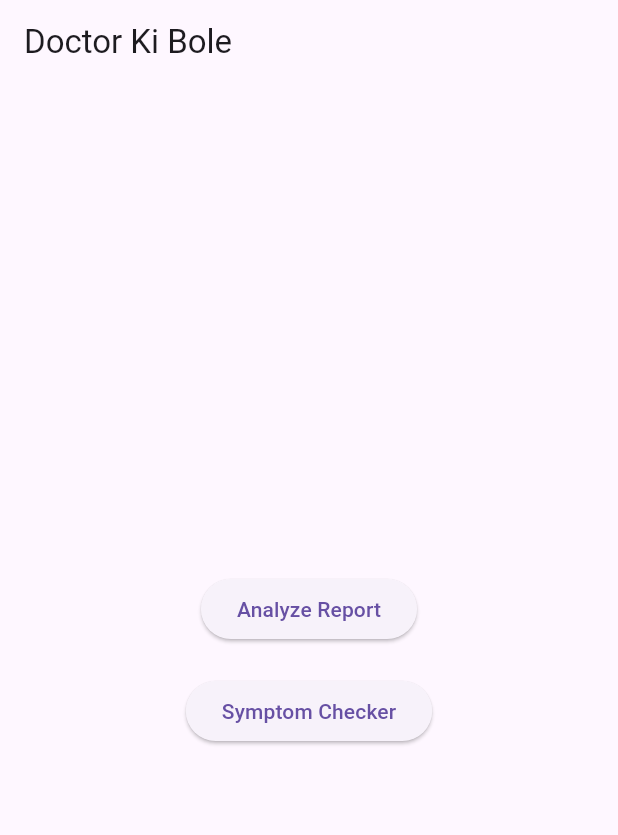
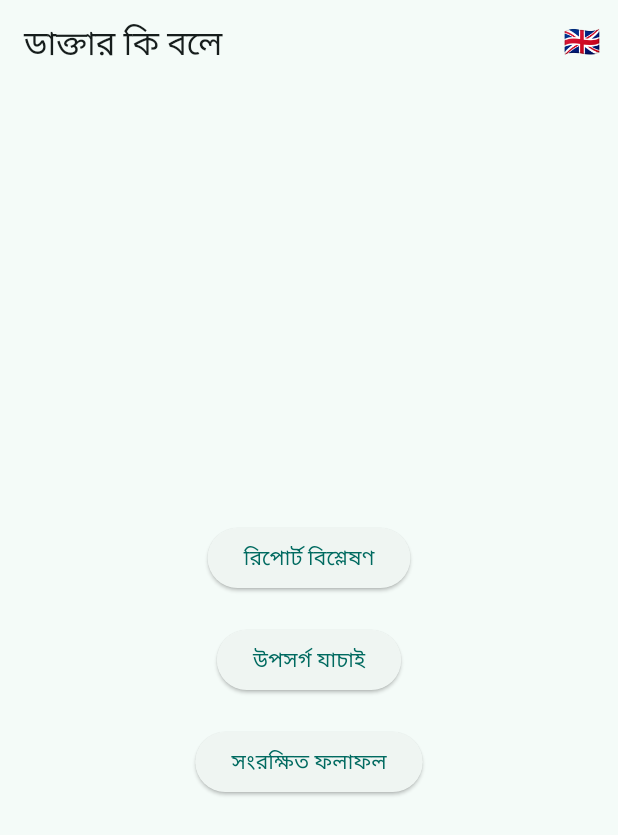
Before and after one commit to Ahabibm4/doctor-ki-bole, a Flutter app: the screen it shows after launch, on a phone screen of 412 x 824 dp. Shown: the top 835 px of the screen. Run offline on Flutter 3.47's test engine with Material 3 defaults, Android fonts, the phone set to English and light mode, and no system bars; our stand-ins replace file_picker, image_picker, permission_handler, speech_to_text, sqflite; missing offline and left inert: google_mlkit_text_recognition, syncfusion_flutter_pdf; accounts and stored records are empty; generated files the repository leaves out were written again.

Commit message:
new feature added

```diff
--- /dev/null
+++ b/lib/l10n/app_bn.arb
@@ -0,0 +1,29 @@
+{
+  "@@locale": "bn",
+  "appTitle": "ডাক্তার কি বলে",
+  "analyzeReport": "রিপোর্ট বিশ্লেষণ",
+  "symptomChecker": "উপসর্গ যাচাই",
+  "savedResults": "সংরক্ষিত ফলাফল",
+  "enterSymptoms": "আপনার উপসর্গ লিখুন",
+  "voiceInput": "ভয়েস ইনপুট",
+  "check": "চেক করুন",
+  "noResults": "এখনও কোনো ফলাফল নেই।",
+  "pickImage": "ছবি বাছাই করুন",
+  "chooseSource": "ছবির উৎস নির্বাচন করুন",
+  "camera": "ক্যামেরা",
+  "gallery": "গ্যালারি",
+  "homeTitle": "ডাক্তার কি বলে",
+  "analyzeReport": "রিপোর্ট বিশ্লেষণ",
+  "symptomChecker": "উপসর্গ যাচাই",
+  "savedResults": "সংরক্ষিত ফলাফল",
+  "chooseImageSource": "ছবির উৎস নির্বাচন করুন",
+  "camera": "ক্যামেরা",
+  "gallery": "গ্যালারি",
+  "noResults": "কোনো ফলাফল সংরক্ষিত নেই।",
+  "voiceInput": "ভয়েস ইনপুট",
+  "check": "চেক করুন",
+  "enterSymptoms": "আপনার উপসর্গ লিখুন",
+  "savedResults": "সংরক্ষিত ফলাফল",
+  "noSavedResults": "এখনো কোনো ফলাফল সংরক্ষিত নেই।",
+  "delete": "মুছুন"
+}
--- a/lib/main.dart
+++ b/lib/main.dart
@@ -1,27 +1,57 @@
-import 'package:doctor_ki_bole/screens/report_analyzer_screen.dart';
 import 'package:flutter/material.dart';
 import 'screens/home_screen.dart';
+import 'screens/report_analyzer_screen.dart';
 import 'screens/symptom_checker_screen.dart';
+import 'screens/saved_results_screen.dart';
+import 'package:flutter_localizations/flutter_localizations.dart';
+import 'package:flutter_gen/gen_l10n/app_localizations.dart';
 
 void main() {
   runApp(const DoctorKiBoleApp());
 }
 
-class DoctorKiBoleApp extends StatelessWidget {
+class DoctorKiBoleApp extends StatefulWidget {
   const DoctorKiBoleApp({super.key});
 
   @override
+  State<DoctorKiBoleApp> createState() => _DoctorKiBoleAppState();
+}
+
+class _DoctorKiBoleAppState extends State<DoctorKiBoleApp> {
+  Locale _locale = const Locale('bn'); // default to Bangla
+
+  void _toggleLocale() {
+    setState(() {
+      _locale = _locale.languageCode == 'bn' ? const Locale('en') : const Locale('bn');
+    });
+  }
+
+  @override
   Widget build(BuildContext context) {
-    // Inside DoctorKiBoleApp
     return MaterialApp(
       title: 'Doctor Ki Bole',
-      theme: ThemeData(primarySwatch: Colors.teal),
-      home: const HomeScreen(),
+      locale: _locale,
+      localizationsDelegates: const [
+        AppLocalizations.delegate,
+        GlobalMaterialLocalizations.delegate,
+        GlobalWidgetsLocalizations.delegate,
+        GlobalCupertinoLocalizations.delegate,
+      ],
+      supportedLocales: const [
+        Locale('bn'),
+        Locale('en'),
+      ],
+      theme: ThemeData(
+        useMaterial3: true,
+        colorSchemeSeed: Colors.teal,
+      ),
+      initialRoute: '/',
       routes: {
-        '/report': (context) => const ReportAnalyzerScreen(),
-        '/symptoms': (context) => const SymptomCheckerScreen(),
+        '/': (_) => HomeScreen(onToggleLocale: _toggleLocale),
+        '/report': (_) => const ReportAnalyzerScreen(),
+        '/symptoms': (_) => const SymptomCheckerScreen(),
+        '/saved': (_) => const SavedResultsScreen(),
       },
     );
-
   }
 }
--- a/lib/screens/home_screen.dart
+++ b/lib/screens/home_screen.dart
@@ -1,28 +1,43 @@
 import 'package:flutter/material.dart';
+import 'package:flutter_gen/gen_l10n/app_localizations.dart';
 
 class HomeScreen extends StatelessWidget {
-  const HomeScreen({super.key});
+  final VoidCallback onToggleLocale;
+  const HomeScreen({super.key, required this.onToggleLocale});
 
   @override
   Widget build(BuildContext context) {
+    final loc = AppLocalizations.of(context)!;
+    final isBangla = Localizations.localeOf(context).languageCode == 'bn';
+
     return Scaffold(
-      appBar: AppBar(title: const Text('Doctor Ki Bole')),
+      appBar: AppBar(
+        title: Text(loc.appTitle),
+        actions: [
+          IconButton(
+            icon: Text(isBangla ? '🇬🇧' : '🇧🇩', style: const TextStyle(fontSize: 20)),
+            tooltip: 'Switch Language',
+            onPressed: onToggleLocale,
+          )
+        ],
+      ),
       body: Center(
         child: Column(
           mainAxisAlignment: MainAxisAlignment.center,
           children: [
             ElevatedButton(
-              onPressed: () {
-                Navigator.pushNamed(context, '/report');
-              },
-              child: const Text('Analyze Report'),
+              onPressed: () => Navigator.pushNamed(context, '/report'),
+              child: Text(loc.analyzeReport),
             ),
             const SizedBox(height: 20),
             ElevatedButton(
-              onPressed: () {
-                Navigator.pushNamed(context, '/symptoms');
-              },
-              child: const Text('Symptom Checker'),
+              onPressed: () => Navigator.pushNamed(context, '/symptoms'),
+              child: Text(loc.symptomChecker),
+            ),
+            const SizedBox(height: 20),
+            ElevatedButton(
+              onPressed: () => Navigator.pushNamed(context, '/saved'),
+              child: Text(loc.savedResults),
             ),
           ],
         ),
--- a/lib/services/gpt_service.dart
+++ b/lib/services/gpt_service.dart
@@ -2,7 +2,7 @@ import 'dart:convert';
 import 'package:http/http.dart' as http;
 
 class GptService {
-  static const _apiKey = ''; // 🔁 Replace with your real API key
+  static const _apiKey = 'AIzaSyBjefP2EmTeISdpsesfBKiUEArbYs0yARI'; // 🔁 Replace with your real API key
   static const _model = 'gemini-2.0-flash'; // You can also use 'gemini-pro'
 
   Future<String> analyzeText(String text) async {
```
Also changed, not shown: lib/l10n/app_en.arb (added, +29 -0 lines), lib/models/saved_result.dart (added, +35 -0 lines), lib/screens/report_analyzer_screen.dart (+121 -24 lines), lib/screens/saved_results_screen.dart (added, +68 -0 lines), lib/screens/symptom_checker_screen.dart (+20 -16 lines), lib/services/db_service.dart (added, +55 -0 lines), lib/services/ocr_service.dart (added, +14 -0 lines), lib/services/pdf_service.dart (added, +29 -0 lines), pubspec.yaml (+12 -1 lines), pubspec.lock, 5 other files.
